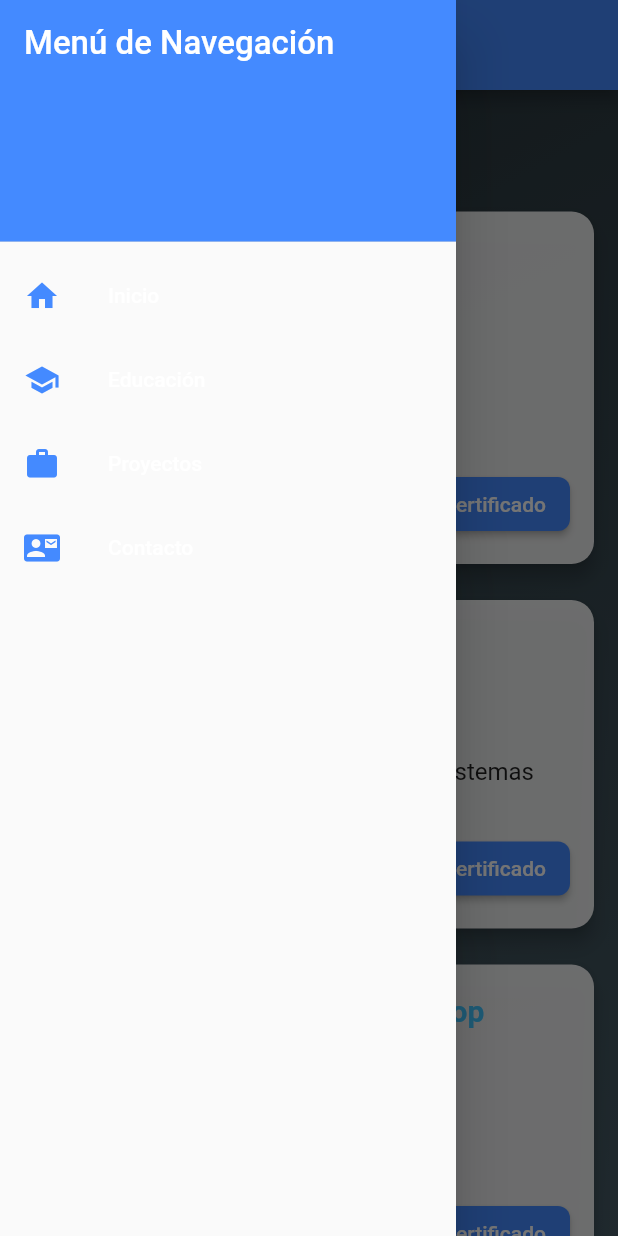
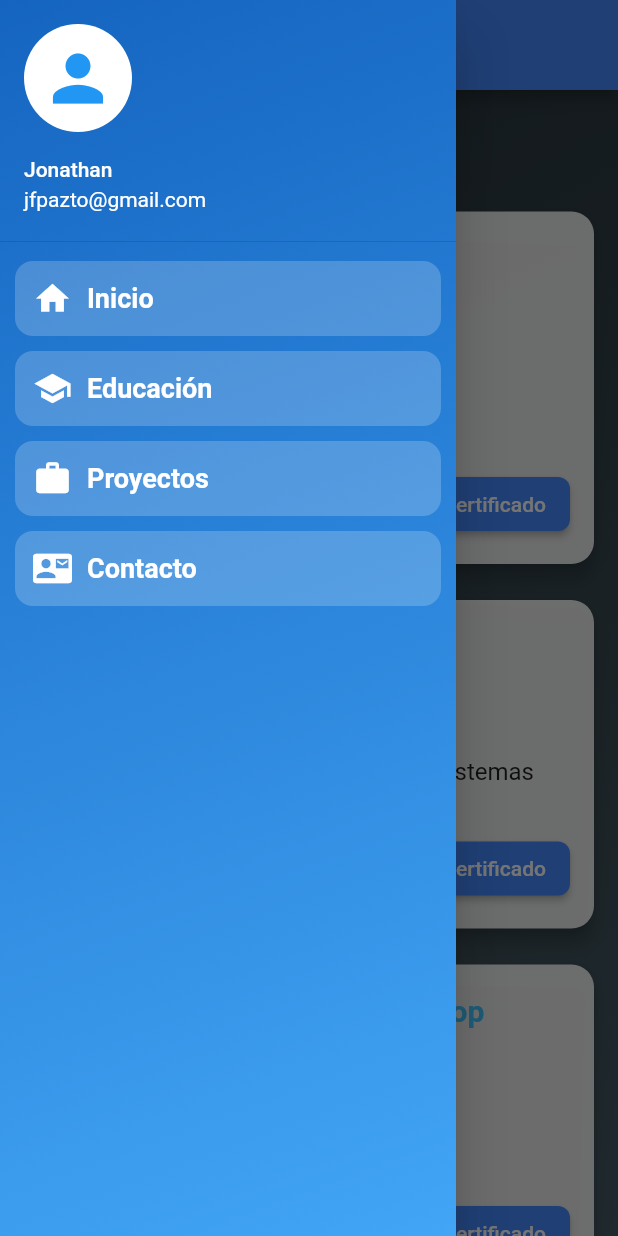
Before and after one commit to jfpazto/MyWebApp, a Flutter app: the screen it shows after launch, after a tap on "Educación", after a tap on the "menu" icon, on a phone screen of 412 x 824 dp. Run offline on Flutter 3.47's test engine with Material 2 defaults, Android fonts, the phone set to English and light mode, and no system bars; our stand-ins replace animated_text_kit.

```diff
--- a/lib/pages/education_page.dart
+++ b/lib/pages/education_page.dart
@@ -1,4 +1,5 @@
 import 'package:flutter/material.dart';
+import '../widgets/custom_drawer.dart'; // 👈 Importamos el Drawer mejorado
 
 class EducationPage extends StatefulWidget {
   @override
@@ -59,7 +60,7 @@ class _EducationPageState extends State<EducationPage> with SingleTickerProvider
               ),
               backgroundColor: Colors.blueAccent,
               leading: IconButton(
-                icon: Icon(Icons.menu, color: Colors.white), // Ícono de menú
+                icon: Icon(Icons.menu, color: Colors.white),
                 onPressed: () {
                   Scaffold.of(context).openDrawer();
                 },
@@ -68,7 +69,7 @@ class _EducationPageState extends State<EducationPage> with SingleTickerProvider
           },
         ),
       ),
-      drawer: _buildDrawer(context),
+      drawer: CustomDrawer(), // 👈 Usamos el nuevo Drawer aquí
       body: Container(
         decoration: BoxDecoration(
           gradient: LinearGradient(
@@ -85,7 +86,7 @@ class _EducationPageState extends State<EducationPage> with SingleTickerProvider
               children: [
                 Text(
                   '🎓 Mi Educación',
-                  style: TextStyle(fontSize: 28, fontWeight: FontWeight.bold, color: Color.fromARGB(255, 87, 72, 172)),
+                  style: TextStyle(fontSize: 28, fontWeight: FontWeight.bold, color: Colors.lightBlueAccent),
                 ),
                 SizedBox(height: 20),
                 EducationItem(
@@ -127,53 +128,9 @@ class _EducationPageState extends State<EducationPage> with SingleTickerProvider
       ),
     );
   }
-
-  Widget _buildDrawer(BuildContext context) {
-    return Drawer(
-      child: ListView(
-        padding: EdgeInsets.zero,
-        children: [
-          DrawerHeader(
-            decoration: BoxDecoration(color: Colors.blueAccent),
-            child: Text(
-              'Menú de Navegación',
-              style: TextStyle(color: Colors.white, fontSize: 22),
-            ),
-          ),
-          ListTile(
-            leading: Icon(Icons.home, color: Colors.blueAccent),
-            title: Text('Inicio'),
-            onTap: () {
-              Navigator.pushNamed(context, '/home');
-            },
-          ),
-          ListTile(
-            leading: Icon(Icons.school, color: Colors.blueAccent),
-            title: Text('Educación'),
-            onTap: () {
-              Navigator.pop(context);
-            },
-          ),
-          ListTile(
-            leading: Icon(Icons.work, color: Colors.blueAccent),
-            title: Text('Proyectos'),
-            onTap: () {
-              Navigator.pushNamed(context, '/projects');
-            },
-          ),
-          ListTile(
-            leading: Icon(Icons.contact_mail, color: Colors.blueAccent),
-            title: Text('Contacto'),
-            onTap: () {
-              Navigator.pushNamed(context, '/contact');
-            },
-          ),
-        ],
-      ),
-    );
-  }
 }
 
+// 📌 Clase para cada ítem de educación
 class EducationItem extends StatelessWidget {
   final String title;
   final String institution;
--- /dev/null
+++ b/lib/widgets/custom_drawer.dart
@@ -0,0 +1,79 @@
+import 'package:flutter/material.dart';
+
+class CustomDrawer extends StatelessWidget {
+  @override
+  Widget build(BuildContext context) {
+    return Drawer(
+      child: Container(
+        decoration: BoxDecoration(
+          gradient: LinearGradient(
+            colors: [Colors.blue.shade800, Colors.blue.shade400],
+            begin: Alignment.topLeft,
+            end: Alignment.bottomRight,
+          ),
+        ),
+        child: Column(
+          children: [
+            // Encabezado con avatar interactivo
+            UserAccountsDrawerHeader(
+              accountName: Text("Jonathan"),
+              accountEmail: Text("jfpazto@gmail.com"),
+              currentAccountPicture: GestureDetector(
+                onTap: () {
+                  // Acción al hacer clic en el avatar
+                  print("Perfil seleccionado");
+                },
+                child: CircleAvatar(
+                  backgroundColor: Colors.white,
+                  child: Icon(Icons.person, size: 50, color: Colors.blue),
+                ),
+              ),
+              decoration: BoxDecoration(
+                color: Colors.transparent,
+              ),
+            ),
+            // Lista de opciones con animaciones
+            Expanded(
+              child: ListView(
+                children: [
+                  _buildNavItem(Icons.home, "Inicio", context, '/home'),
+                  _buildNavItem(Icons.school, "Educación", context, '/education'),
+                  _buildNavItem(Icons.work, "Proyectos", context, '/projects'),
+                  _buildNavItem(Icons.contact_mail, "Contacto", context, '/contact'),
+                ],
+              ),
+            ),
+          ],
+        ),
+      ),
+    );
+  }
+
+  Widget _buildNavItem(IconData icon, String title, BuildContext context, String route) {
+    return InkWell(
+      onTap: () {
+        Navigator.pushNamed(context, route);
+      },
+      child: Container(
+        margin: EdgeInsets.symmetric(vertical: 5, horizontal: 10),
+        padding: EdgeInsets.all(12),
+        decoration: BoxDecoration(
+          color: Colors.white.withOpacity(0.2),
+          borderRadius: BorderRadius.circular(12),
+        ),
+        child: Row(
+          children: [
+            Icon(icon, color: Colors.white, size: 26),
+            SizedBox(width: 10),
+            Expanded(
+              child: Text(
+                title,
+                style: TextStyle(fontSize: 18, color: Colors.white, fontWeight: FontWeight.bold),
+              ),
+            ),
+          ],
+        ),
+      ),
+    );
+  }
+}
```
